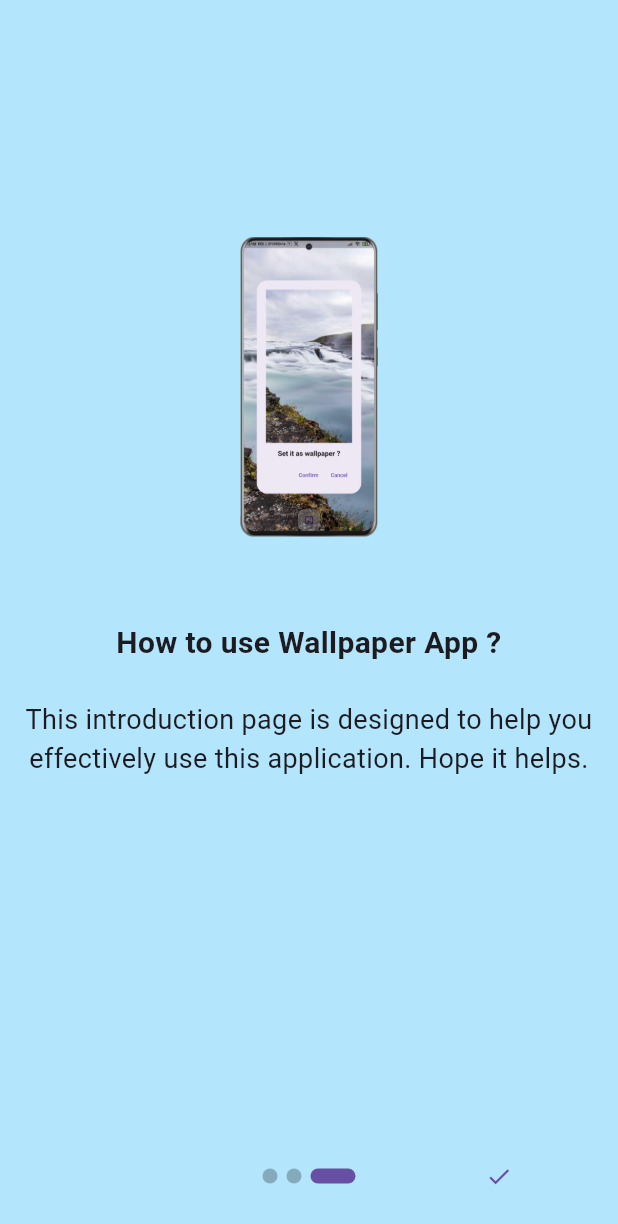
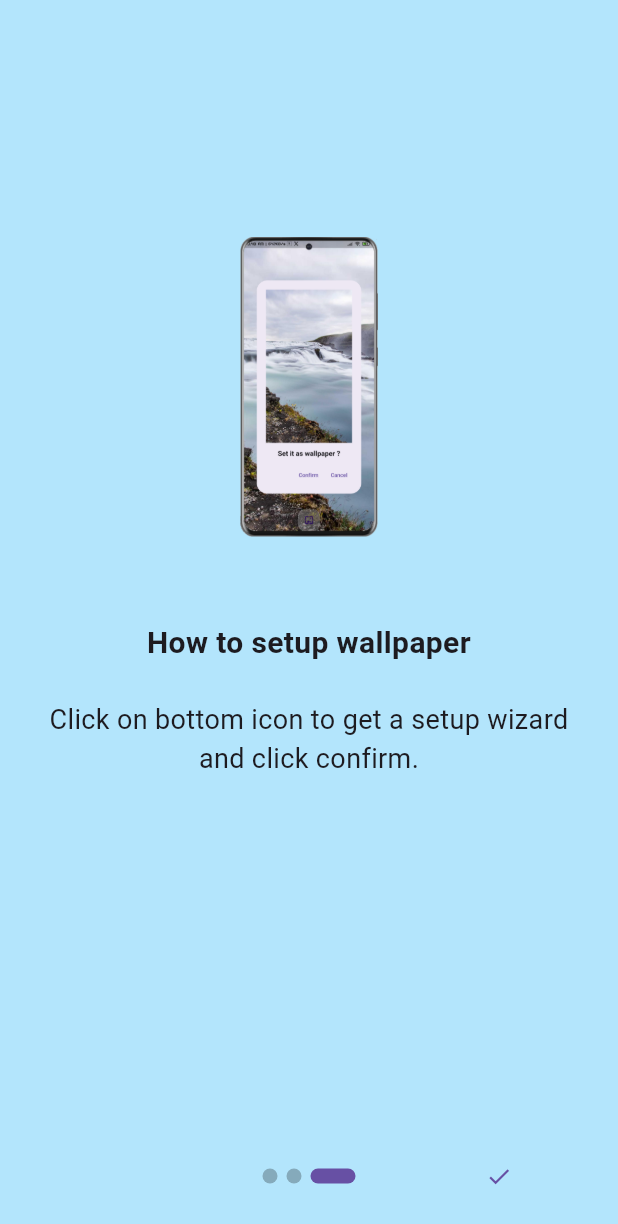
Before and after one commit to binod634/Flutter_WallpaperWorld, a Flutter app: the screen it shows after launch, swiped to page 3, on a phone screen of 412 x 824 dp. Shown: the top 1224 px of the screen. Run offline on Flutter 3.47's test engine with Material 3 defaults, Android fonts, the phone set to English and light mode, and no system bars; drawn by our look-alikes of introduction_screen; our stand-ins replace animated_splash_screen, shared_preferences; missing offline and left inert: async_wallpaper.

```diff
--- a/lib/firstimeshow.dart
+++ b/lib/firstimeshow.dart
@@ -49,13 +49,12 @@ class FirstTimeStateImpl extends State<FirstTimeState> {
             "You can swipe Left or Right to get new Wallpaper. Swiping from either side does the same. so, feel free to use as you like.",
         decoration: PageDecoration(pageColor: Colors.lightBlue[100])),
     PageViewModel(
-        title: "How to use Wallpaper App ?",
+        title: "How to setup wallpaper",
         image: Image.asset(
           'assets/flutter_03.png',
           height: 200,
         ),
-        body:
-            "This introduction page is designed to help you effectively use this application. Hope it helps.",
+        body: "Click on bottom icon to get a setup wizard and click confirm.",
         decoration: PageDecoration(pageColor: Colors.lightBlue[100])),
   ];
   @override
```
Also changed, not shown: flutter_01.png (deleted), flutter_02.png (deleted), flutter_03.png (deleted).
